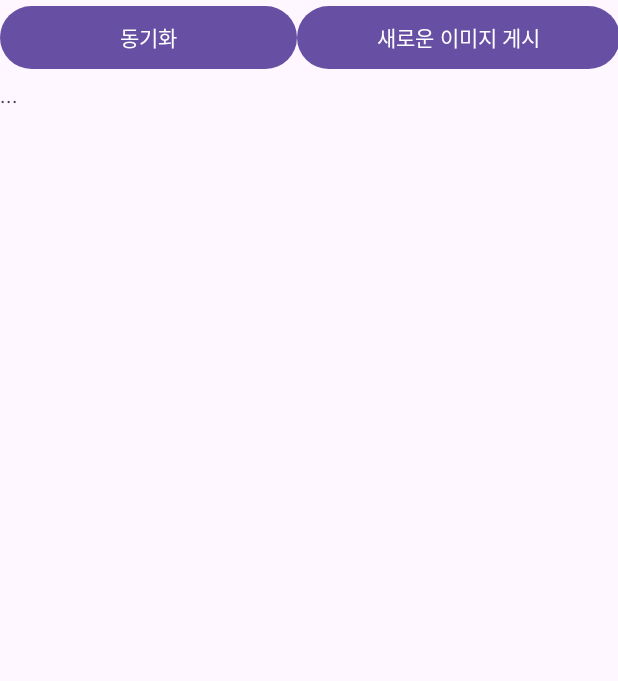
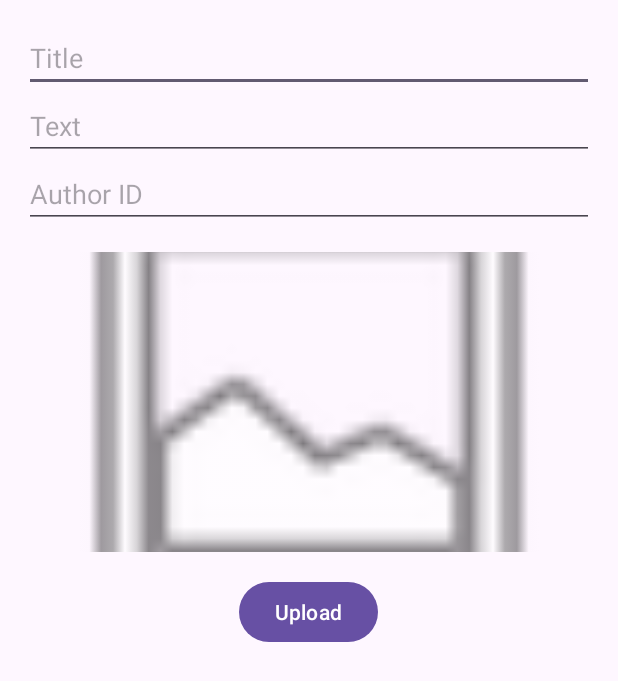
Before and after one commit to meongju0o0/mobile-webservice-mid-project, an Android app: the screen it shows after launch (MainActivity before the commit, UploadActivity after it), after a tap on "새로운 이미지 게시", on a phone screen of 412 x 824 dp. Shown: the top 681 px of the screen. Run offline under Robolectric (Android 15) with nearby library versions, the phone set to English and light mode, and no system bars.

Commit message:
Post에 따른 UI 제공

```diff
--- a/PhotoViewer/app/src/main/AndroidManifest.xml
+++ b/PhotoViewer/app/src/main/AndroidManifest.xml
@@ -18,6 +18,7 @@
         android:theme="@style/Theme.MyApplication"
         android:networkSecurityConfig="@xml/network_security_config"
         tools:targetApi="31">
+
         <activity
             android:name=".MainActivity"
             android:exported="true">
@@ -27,6 +28,7 @@
                 <category android:name="android.intent.category.LAUNCHER" />
             </intent-filter>
         </activity>
+        <activity android:name=".UploadActivity"/>
     </application>
 
 </manifest>
--- a/PhotoViewer/app/src/main/java/com/example/myapplication/MainActivity.java
+++ b/PhotoViewer/app/src/main/java/com/example/myapplication/MainActivity.java
@@ -75,9 +75,8 @@ public class MainActivity extends AppCompatActivity {
     }
 
     public void onClickUpload(View v) {
-        Intent intent = new Intent(Intent.ACTION_PICK);
-        intent.setType("image/*");
-        startActivityForResult(intent, REQUEST_CODE_SELECT_IMAGE);
+        Intent intent = new Intent(this, UploadActivity.class);
+        startActivity(intent);
     }
 
     @Override
--- /dev/null
+++ b/PhotoViewer/app/src/main/res/layout/activity_upload.xml
@@ -0,0 +1,47 @@
+<?xml version="1.0" encoding="utf-8"?>
+<androidx.constraintlayout.widget.ConstraintLayout xmlns:android="http://schemas.android.com/apk/res/android"
+    android:layout_width="match_parent"
+    android:layout_height="match_parent">
+
+    <LinearLayout xmlns:android="http://schemas.android.com/apk/res/android"
+        android:layout_width="match_parent"
+        android:layout_height="match_parent"
+        android:orientation="vertical"
+        android:padding="16dp">
+
+        <EditText
+            android:id="@+id/titleEditText"
+            android:layout_width="match_parent"
+            android:layout_height="wrap_content"
+            android:hint="Title" />
+
+        <EditText
+            android:id="@+id/textEditText"
+            android:layout_width="match_parent"
+            android:layout_height="wrap_content"
+            android:hint="Text" />
+
+        <EditText
+            android:id="@+id/authorIdEditText"
+            android:layout_width="match_parent"
+            android:layout_height="wrap_content"
+            android:hint="Author ID" />
+
+        <ImageView
+            android:id="@+id/imageView"
+            android:layout_width="match_parent"
+            android:layout_height="200dp"
+            android:scaleType="centerCrop"
+            android:layout_marginTop="16dp"
+            android:src="@android:drawable/ic_menu_gallery" />
+
+        <Button
+            android:id="@+id/uploadButton"
+            android:layout_width="wrap_content"
+            android:layout_height="wrap_content"
+            android:text="Upload"
+            android:layout_gravity="center_horizontal"
+            android:layout_marginTop="16dp" />
+    </LinearLayout>
+
+</androidx.constraintlayout.widget.ConstraintLayout>
```
Also changed, not shown: PhotoViewer/app/src/main/java/com/example/myapplication/UploadActivity.java (added, +154 -0 lines), 2 other files.
